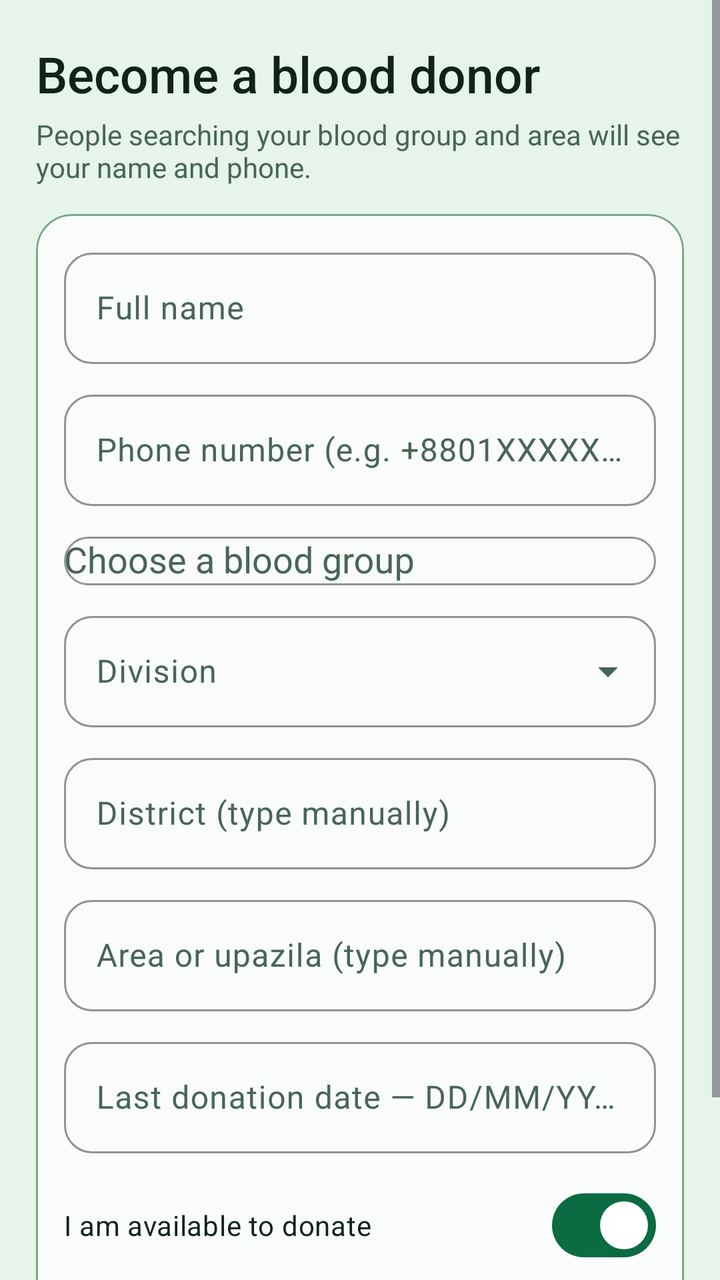
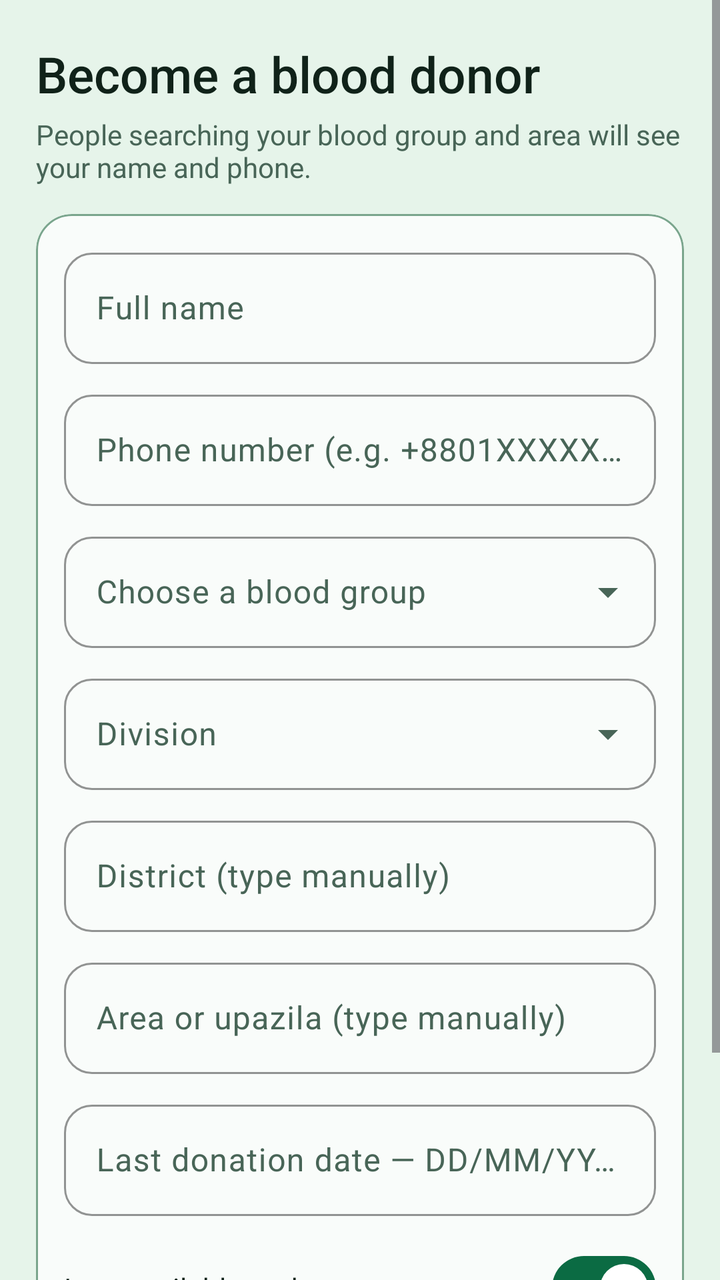

Screens rendered from an Android XML layout before and after an edit, with the pre-edit source and the edit as a unified diff.
<!-- AndroidManifest.xml: application theme Theme.ShasthoBondhu -->
<!-- res/layout/fragment_donor_register.xml -->
<?xml version="1.0" encoding="utf-8"?>
<ScrollView xmlns:android="http://schemas.android.com/apk/res/android"
    xmlns:app="http://schemas.android.com/apk/res-auto"
    android:layout_width="match_parent"
    android:layout_height="match_parent"
    android:background="@color/background"
    android:fillViewport="true">

    <LinearLayout
        android:layout_width="match_parent"
        android:layout_height="wrap_content"
        android:orientation="vertical"
        android:paddingStart="18dp"
        android:paddingTop="20dp"
        android:paddingEnd="18dp"
        android:paddingBottom="28dp">

        <TextView
            android:layout_width="match_parent"
            android:layout_height="wrap_content"
            android:fontFamily="sans-serif-medium"
            android:text="@string/donor_register_title"
            android:textColor="@color/text_primary"
            android:textSize="25sp" />

        <TextView
            android:layout_width="match_parent"
            android:layout_height="wrap_content"
            android:layout_marginTop="4dp"
            android:text="@string/donor_register_subtitle"
            android:textColor="@color/text_secondary"
            android:textSize="14sp" />

        <com.google.android.material.card.MaterialCardView
            style="@style/Widget.Shastho.Card.Box"
            android:layout_width="match_parent"
            android:layout_height="wrap_content"
            android:layout_marginTop="14dp">

            <LinearLayout
                android:layout_width="match_parent"
                android:layout_height="wrap_content"
                android:orientation="vertical"
                android:padding="14dp">

                <com.google.android.material.textfield.TextInputLayout
                    style="@style/Widget.Shastho.Input"
                    android:layout_width="match_parent"
                    android:layout_height="wrap_content"
                    android:hint="@string/hint_full_name">
                    <com.google.android.material.textfield.TextInputEditText
                        android:id="@+id/etDonorName"
                        android:layout_width="match_parent"
                        android:layout_height="wrap_content"
                        android:inputType="textPersonName"
                        android:maxLines="1" />
                </com.google.android.material.textfield.TextInputLayout>

                <com.google.android.material.textfield.TextInputLayout
                    style="@style/Widget.Shastho.Input"
                    android:layout_width="match_parent"
                    android:layout_height="wrap_content"
                    android:layout_marginTop="10dp"
                    android:hint="@string/hint_phone">
                    <com.google.android.material.textfield.TextInputEditText
                        android:id="@+id/etDonorPhone"
                        android:layout_width="match_parent"
                        android:layout_height="wrap_content"
                        android:inputType="phone"
                        android:maxLines="1" />
                </com.google.android.material.textfield.TextInputLayout>

                <com.google.android.material.textfield.TextInputLayout
                    style="@style/Widget.Shastho.Input"
                    android:layout_width="match_parent"
                    android:layout_height="wrap_content"
                    android:layout_marginTop="10dp"
                    android:hint="@string/choose_blood_group">
                    <com.google.android.material.textfield.MaterialAutoCompleteTextView
                        android:id="@+id/spinnerBloodGroup"
                        android:layout_width="match_parent"
                        android:layout_height="wrap_content"
                        android:inputType="none" />
                </com.google.android.material.textfield.TextInputLayout>

                <com.google.android.material.textfield.TextInputLayout
                    style="@style/Widget.Shastho.Input.Exposed"
                    android:layout_width="match_parent"
                    android:layout_height="wrap_content"
                    android:layout_marginTop="10dp"
                    android:hint="@string/hint_division">
                    <com.google.android.material.textfield.MaterialAutoCompleteTextView
                        android:id="@+id/spinnerDivision"
                        android:layout_width="match_parent"
                        android:layout_height="wrap_content"
                        android:inputType="none" />
                </com.google.android.material.textfield.TextInputLayout>

                <com.google.android.material.textfield.TextInputLayout
                    style="@style/Widget.Shastho.Input"
                    android:layout_width="match_parent"
                    android:layout_height="wrap_content"
                    android:layout_marginTop="10dp"
                    android:hint="@string/hint_district">
                    <com.google.android.material.textfield.TextInputEditText
                        android:id="@+id/etDistrict"
                        android:layout_width="match_parent"
                        android:layout_height="wrap_content"
                        android:inputType="textCapWords"
                        android:maxLines="1" />
                </com.google.android.material.textfield.TextInputLayout>

                <com.google.android.material.textfield.TextInputLayout
                    style="@style/Widget.Shastho.Input"
                    android:layout_width="match_parent"
                    android:layout_height="wrap_content"
                    android:layout_marginTop="10dp"
                    android:hint="@string/hint_upazila">
                    <com.google.android.material.textfield.TextInputEditText
                        android:id="@+id/etUpazila"
                        android:layout_width="match_parent"
                        android:layout_height="wrap_content"
                        android:inputType="textCapWords"
                        android:maxLines="1" />
                </com.google.android.material.textfield.TextInputLayout>

                <com.google.android.material.textfield.TextInputLayout
                    style="@style/Widget.Shastho.Input"
                    android:layout_width="match_parent"
                    android:layout_height="wrap_content"
                    android:layout_marginTop="10dp"
                    android:hint="@string/hint_last_donation">
                    <com.google.android.material.textfield.TextInputEditText
                        android:id="@+id/etLastDonation"
                        android:layout_width="match_parent"
                        android:layout_height="wrap_content"
                        android:clickable="true"
                        android:cursorVisible="false"
                        android:focusable="false"
                        android:inputType="none"
                        android:maxLines="1" />
                </com.google.android.material.textfield.TextInputLayout>

                <com.google.android.material.materialswitch.MaterialSwitch
                    android:id="@+id/switchAvailable"
                    android:layout_width="match_parent"
                    android:layout_height="wrap_content"
                    android:layout_marginTop="12dp"
                    android:checked="true"
                    android:text="@string/switch_available"
                    android:textColor="@color/text_primary" />

                <TextView
                    android:id="@+id/tvAvailabilityNote"
                    android:layout_width="match_parent"
                    android:layout_height="wrap_content"
                    android:layout_marginTop="4dp"
                    android:textColor="@color/warning"
                    android:textSize="13sp"
                    android:visibility="gone" />

                <com.google.android.material.button.MaterialButton
                    android:id="@+id/btnSaveDonor"
                    style="@style/Widget.Shastho.Button.Primary"
                    android:layout_width="match_parent"
                    android:layout_height="54dp"
                    android:layout_marginTop="14dp"
                    android:text="@string/action_save_donor" />

                <TextView
                    android:id="@+id/tvDonorError"
                    android:layout_width="match_parent"
                    android:layout_height="wrap_content"
                    android:layout_marginTop="10dp"
                    android:textColor="@color/emergency"
                    android:textSize="14sp"
                    android:visibility="gone" />
            </LinearLayout>
        </com.google.android.material.card.MaterialCardView>
    </LinearLayout>
</ScrollView>
<!-- resources referenced by this layout -->
<resources>
  <color name="background">#E6F4EA</color>
  <color name="emergency">#C83E45</color>
  <color name="text_primary">#102219</color>
  <color name="text_secondary">#486557</color>
  <color name="warning">#A66F00</color>
  <string name="action_save_donor">Save donor profile</string>
  <string name="choose_blood_group">Choose a blood group</string>
  <string name="donor_register_subtitle">People searching your blood group and area will see your name and phone.</string>
  <string name="donor_register_title">Become a blood donor</string>
  <string name="hint_district">District (type manually)</string>
  <string name="hint_division">Division</string>
  <string name="hint_full_name">Full name</string>
  <string name="hint_last_donation">Last donation date — DD/MM/YYYY (optional)</string>
  <string name="hint_phone">Phone number (e.g. +8801XXXXXXXXX)</string>
  <string name="hint_upazila">Area or upazila (type manually)</string>
  <string name="switch_available">I am available to donate</string>
  <style name="Widget.Shastho.Button.Primary" parent="Widget.Material3.Button">
          <item name="backgroundTint">@color/primary</item>
          <item name="android:textColor">@color/on_primary</item>
          <item name="cornerRadius">14dp</item>
          <item name="android:minHeight">52dp</item>
          <item name="android:textAllCaps">false</item>
      </style>
  <style name="Widget.Shastho.Card.Box" parent="Widget.Material3.CardView.Outlined">
          <item name="cardBackgroundColor">@color/surface</item>
          <item name="cardCornerRadius">18dp</item>
          <item name="cardElevation">0dp</item>
          <item name="strokeColor">@color/outline</item>
          <item name="strokeWidth">1dp</item>
      </style>
  <style name="Widget.Shastho.Input" parent="Widget.Material3.TextInputLayout.OutlinedBox">
          <item name="boxBackgroundColor">@color/surface</item>
          <item name="boxStrokeColor">@color/primary</item>
          <item name="boxCornerRadiusTopStart">14dp</item>
          <item name="boxCornerRadiusTopEnd">14dp</item>
          <item name="boxCornerRadiusBottomStart">14dp</item>
          <item name="boxCornerRadiusBottomEnd">14dp</item>
          <item name="hintTextColor">@color/text_secondary</item>
      </style>
  <style name="Widget.Shastho.Input.Exposed" parent="Widget.Material3.TextInputLayout.OutlinedBox.ExposedDropdownMenu">
          <item name="boxBackgroundColor">@color/surface</item>
          <item name="boxStrokeColor">@color/primary</item>
          <item name="boxCornerRadiusTopStart">14dp</item>
          <item name="boxCornerRadiusTopEnd">14dp</item>
          <item name="boxCornerRadiusBottomStart">14dp</item>
          <item name="boxCornerRadiusBottomEnd">14dp</item>
          <item name="hintTextColor">@color/text_secondary</item>
      </style>
  <color name="primary">#0B6B43</color>
  <color name="on_primary">#FFFFFF</color>
  <color name="surface">#F9FCFA</color>
  <color name="outline">#7AA58D</color>
  <color name="primary_container">#C9EAD5</color>
  <color name="on_primary_container">#073C27</color>
  <color name="surface_variant">#D5E9DC</color>
  <!-- unchanged entries left out for length: 1 -->
</resources>

<!-- the commit's change to res/layout/fragment_donor_register.xml (unified diff, before → after) -->
@@ -71,7 +71,7 @@
                 </com.google.android.material.textfield.TextInputLayout>
 
                 <com.google.android.material.textfield.TextInputLayout
-                    style="@style/Widget.Shastho.Input"
+                    style="@style/Widget.Shastho.Input.Exposed"
                     android:layout_width="match_parent"
                     android:layout_height="wrap_content"
                     android:layout_marginTop="10dp"
